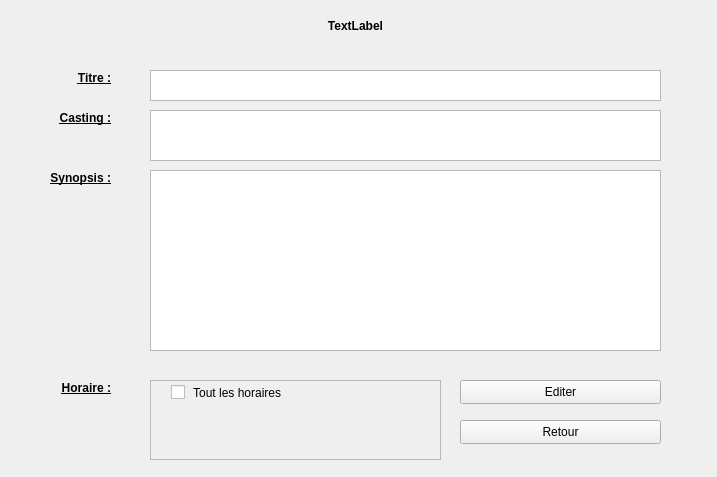
Before: the Qt Designer form ui/detailEditWidget.ui in KaneRoot/ihmsem6a, drawn with Qt 5.
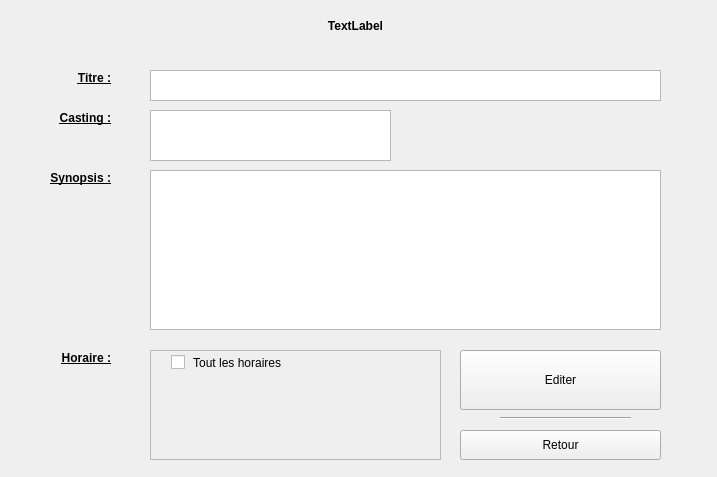
After: the same form once the commit is applied.

```diff
--- a/ui/detailEditWidget.ui
+++ b/ui/detailEditWidget.ui
@@ -50,7 +50,7 @@
      <x>150</x>
      <y>170</y>
      <width>511</width>
-     <height>181</height>
+     <height>160</height>
     </rect>
    </property>
    <property name="readOnly">
@@ -62,7 +62,7 @@
     <rect>
      <x>150</x>
      <y>110</y>
-     <width>511</width>
+     <width>241</width>
      <height>51</height>
     </rect>
    </property>
@@ -120,9 +120,9 @@
    <property name="geometry">
     <rect>
      <x>460</x>
-     <y>380</y>
+     <y>350</y>
      <width>201</width>
-     <height>24</height>
+     <height>60</height>
     </rect>
    </property>
    <property name="text">
@@ -133,9 +133,9 @@
    <property name="geometry">
     <rect>
      <x>460</x>
-     <y>420</y>
+     <y>430</y>
      <width>201</width>
-     <height>24</height>
+     <height>30</height>
     </rect>
    </property>
    <property name="text">
@@ -146,9 +146,9 @@
    <property name="geometry">
     <rect>
      <x>150</x>
-     <y>380</y>
+     <y>350</y>
      <width>291</width>
-     <height>80</height>
+     <height>110</height>
     </rect>
    </property>
    <property name="widgetResizable">
@@ -159,8 +159,8 @@
      <rect>
       <x>0</x>
       <y>0</y>
-      <width>285</width>
-      <height>74</height>
+      <width>289</width>
+      <height>108</height>
      </rect>
     </property>
     <widget class="QCheckBox" name="checkAll">
@@ -182,7 +182,7 @@
    <property name="geometry">
     <rect>
      <x>30</x>
-     <y>380</y>
+     <y>350</y>
      <width>81</width>
      <height>16</height>
     </rect>
@@ -234,6 +234,19 @@
     </rect>
    </property>
   </widget>
+  <widget class="Line" name="line">
+   <property name="geometry">
+    <rect>
+     <x>500</x>
+     <y>410</y>
+     <width>131</width>
+     <height>16</height>
+    </rect>
+   </property>
+   <property name="orientation">
+    <enum>Qt::Horizontal</enum>
+   </property>
+  </widget>
  </widget>
  <resources/>
  <connections/>
```
